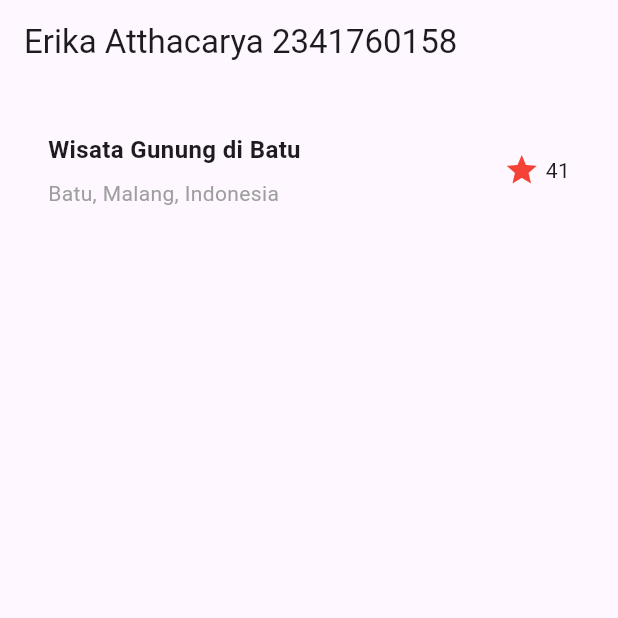
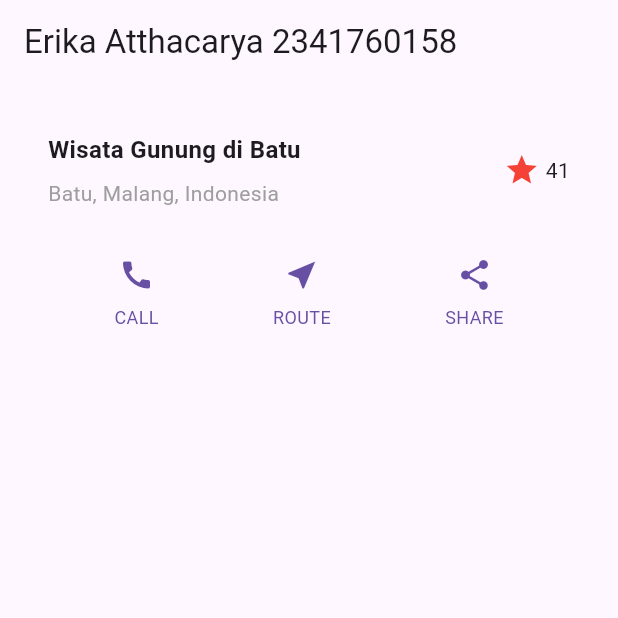
Before and after one commit to erikaatthacarya/flutter-fundamental-part2, a Flutter app: the screen it shows after launch, on a phone screen of 412 x 824 dp, the top half of it. Run offline on Flutter 3.47's test engine with Material 3 defaults, Android fonts, the phone set to English and light mode, and no system bars.

Commit message:
buat widget buttonSection + dokumentasi

```diff
--- a/lib/main.dart
+++ b/lib/main.dart
@@ -67,6 +67,18 @@ class MyApp extends StatelessWidget {
 
   @override
   Widget build(BuildContext context) {
+    Color color = Theme.of(context).primaryColor; // pakai warna primer
+
+    // Langkah 2: buat button row
+    Widget buttonSection = Row(
+      mainAxisAlignment: MainAxisAlignment.spaceEvenly,
+      children: [
+        _buildButtonColumn(color, Icons.call, 'CALL'),
+        _buildButtonColumn(color, Icons.near_me, 'ROUTE'),
+        _buildButtonColumn(color, Icons.share, 'SHARE'),
+      ],
+    );
+
     return MaterialApp(
       title: 'Flutter layout: Erika Atthacarya 2341760158',
       home: Scaffold(
@@ -75,8 +87,8 @@ class MyApp extends StatelessWidget {
         ),
         body: Column(
           children: [
-            titleSection,
-            // 👆 Baru sampai titleSection, _buildButtonColumn belum dipakai
+            titleSection,  // tampilkan titleSection di body
+            buttonSection, // tampilkan buttonSection di bawah title
           ],
         ),
       ),
```
Also changed, not shown: image/foto6.png (added), 1 other file.
